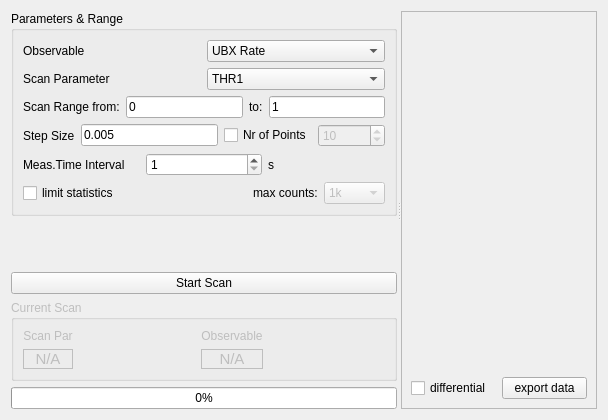
Above: gui/src/scanform.ui from MuonPi/muondetector before the change. Below: the same form after it.
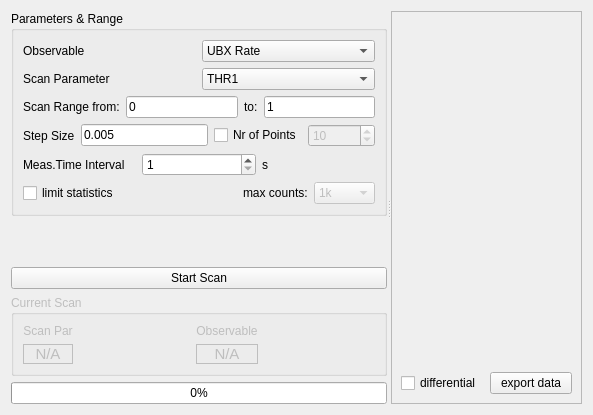
That is the form after the change. Custom widgets are drawn as their Qt base class.

Commit message: modified the widget layouts and sizes slightly to allow for a slightly smaller window height

The edit to the form file:
```diff
--- a/gui/src/scanform.ui
+++ b/gui/src/scanform.ui
@@ -6,8 +6,8 @@
    <rect>
     <x>0</x>
     <y>0</y>
-    <width>608</width>
-    <height>420</height>
+    <width>593</width>
+    <height>415</height>
    </rect>
   </property>
   <property name="windowTitle">
@@ -19,7 +19,7 @@
      <property name="orientation">
       <enum>Qt::Horizontal</enum>
      </property>
-     <widget class="QWidget" name="">
+     <widget class="QWidget" name="layoutWidget">
       <layout class="QVBoxLayout" name="verticalLayout_4">
        <item>
         <widget class="QGroupBox" name="groupBox">
```
The commit also changes 9 other files.
